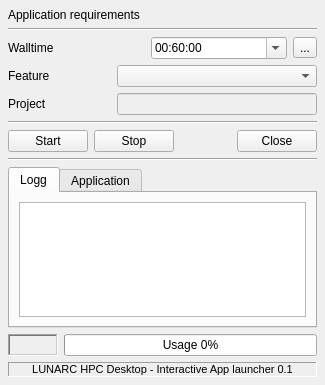
The window that ui/mainwindow_simplified.ui (lunarc/gfxlauncher) describes before a commit, drawn with Qt 5.
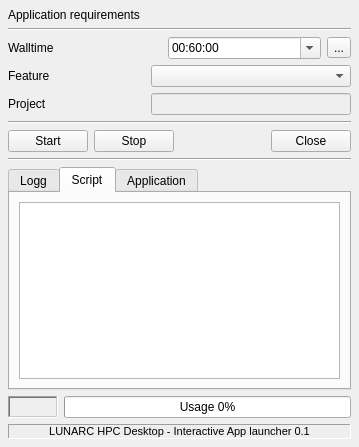
The same window after the commit. The open tabs and pages were chosen to show the change. Icons and pictures are not drawn.

Commit message: More work on job specification UI.

Patch:
```diff
--- a/ui/mainwindow_simplified.ui
+++ b/ui/mainwindow_simplified.ui
@@ -6,8 +6,8 @@
    <rect>
     <x>0</x>
     <y>0</y>
-    <width>325</width>
-    <height>385</height>
+    <width>359</width>
+    <height>447</height>
    </rect>
   </property>
   <property name="windowTitle">
@@ -285,6 +285,16 @@
         </item>
        </layout>
       </widget>
+      <widget class="QWidget" name="tab">
+       <attribute name="title">
+        <string>Script</string>
+       </attribute>
+       <layout class="QVBoxLayout" name="verticalLayout_5">
+        <item>
+         <widget class="QTextBrowser" name="batchScriptText"/>
+        </item>
+       </layout>
+      </widget>
       <widget class="QWidget" name="applicationTab">
        <attribute name="title">
         <string>Application</string>
```
The commit also changes 7 other files.
